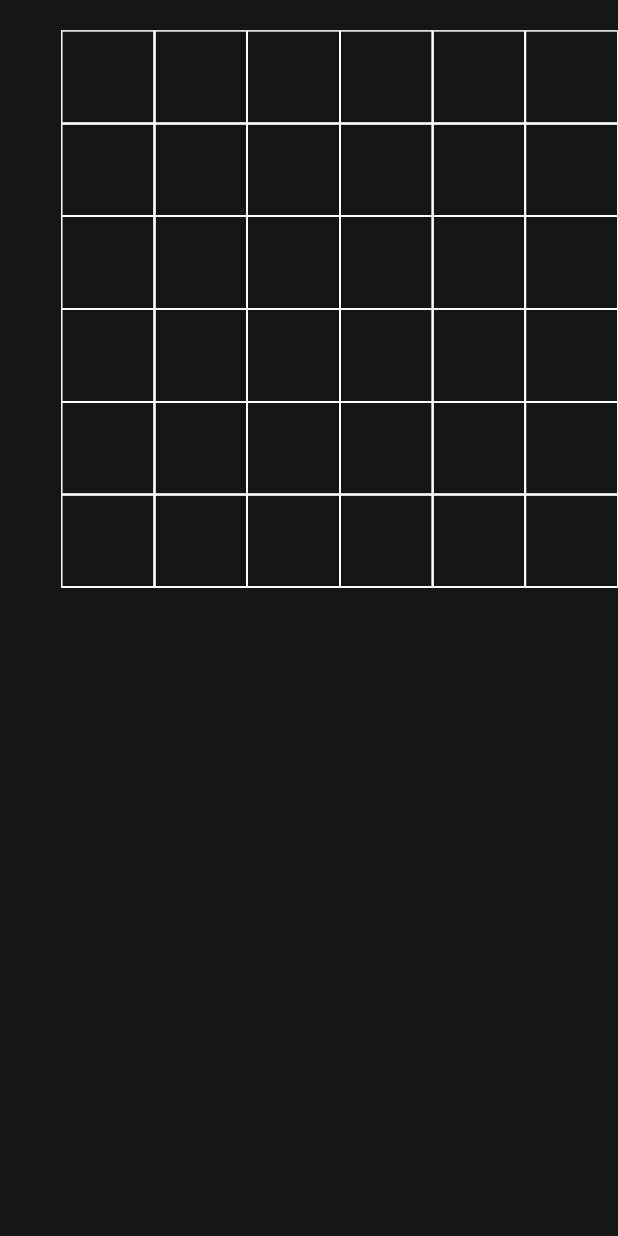
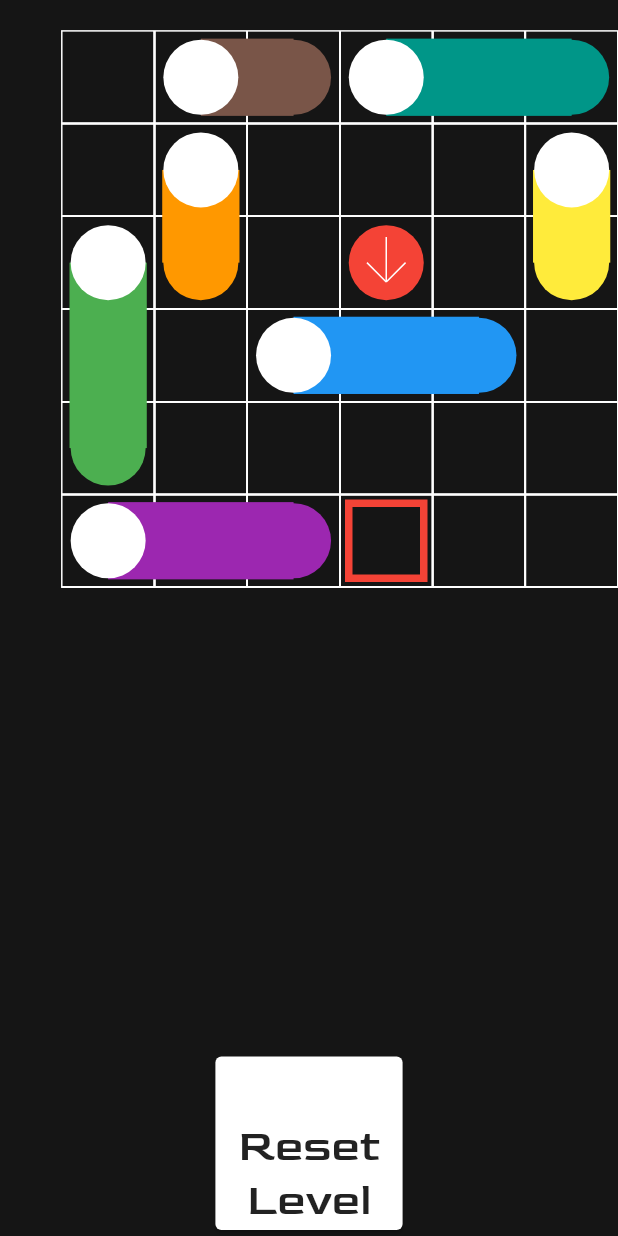
Before and after one commit to codewriter3000/projectballdrop, a Flutter app: the screen it shows after launch, after a tap on "DBall", on a phone screen of 412 x 824 dp. Run offline on Flutter 3.47's test engine with Material 2 defaults, Android fonts, the phone set to English and light mode, and no system bars.

Commit message:
levels now rely on JSON

```diff
--- a/lib/model.dart
+++ b/lib/model.dart
@@ -16,7 +16,7 @@ class Level {
   Future<String> file;
   Grid grid;
   var ball;
-  Goal goal;
+  var goal;
   List<Obstacle> obstacles;
   int id;
   Map<String, dynamic> decodedJson;
@@ -29,14 +29,16 @@ class Level {
     await loadAsset();
     this.file = loadAsset();
     decodedJson = json.decode(await file);
-    print(decodedJson.keys.toList());
     id = decodedJson['id'];
-    print("id: $id");
     grid = Grid.fromJson(decodedJson['grid']);
-    ball = (decodedJson['ball'] as List).map((data) => Ball.fromJson(data)).toList();
-    print("ball: $ball");
-    obstacles = (decodedJson['obstacles'] as List).map((data) => Obstacle.fromJson(data)).toList();
-    print('obstacles: $obstacles');
+    ball = Ball.fromJson(decodedJson['ball']['1']);//(decodedJson['ball'] as List).map((data) => Ball.fromJson(data)).toList();
+    goal = Goal.fromJson(decodedJson['goal']['1']);
+    obstacles = List<Obstacle>();
+    for(int i = 1; i <= decodedJson['obstacles'].length; i++){
+      obstacles.add(Obstacle.fromJson(decodedJson['obstacles']['$i']));
+    }
+    //obstacles = null;//(decodedJson['obstacles'] as List).map((data) => Obstacle.fromJson(data)).toList();
+    //print('obstacles: $obstacles');
   }
 }
 
--- a/lib/view.dart
+++ b/lib/view.dart
@@ -100,6 +100,7 @@ class LevelPainter extends CustomPainter {
 
   @override
   void paint(Canvas canvas, Size size) {
+    //TODO: draw literally everything
     final grid = level.grid;
     canvasHeight = size.width;
     canvasWidth = size.height;
@@ -110,18 +111,20 @@ class LevelPainter extends CustomPainter {
     }
     grid.levelPainter = this;
     grid.draw();
-    for (final obstacle in level.obstacles){
+    for(final obstacle in level.obstacles){
       print('for obstacle: $obstacle');
+      obstacle.grid = grid;
       obstacle.levelPainter = this;
       obstacle.draw();
     }
-    for (final ball in level.ball){
-      print('for ball: $ball');
-      ball.levelPainter = this;
-      ball.draw();
-    }
-
-    //TODO: parse json here
+    final ball = level.ball;
+    ball.grid = grid;
+    ball.levelPainter = this;
+    ball.draw();
+    final goal = level.goal;
+    goal.grid = grid;
+    goal.levelPainter = this;
+    goal.draw();
     //construct everything and draw them
 
     Controller controller = new Controller();
@@ -138,6 +141,10 @@ class LevelPainter extends CustomPainter {
 
   @override
   bool shouldRepaint(covariant CustomPainter oldDelegate) => true;
+
+  static Color hexToColor(String code) {
+    return new Color(int.parse(code));
+  }
 
   double getHeightFromDecimal(double decimal){
     if (decimal.ceil() != 1){
@@ -211,7 +218,7 @@ class Grid {
     );
   }
 
-  void draw(){
+  void setMidpoints(){
     if (levelPainter.canvasWidth < levelPainter.canvasHeight){
       xBottomRight = xUpperLeft + magnitude;
       //convert magnitude into pixels & apply magnitude in pixels to height
@@ -231,6 +238,10 @@ class Grid {
         //tiles[(rows*(i-1))+(j-1)] = false;
       }
     }
+  }
+
+  void draw(){
+    setMidpoints();
     final paint = Paint()
       ..style = PaintingStyle.stroke
       ..strokeWidth = 1
@@ -285,13 +296,12 @@ class Obstacle extends FieldElement{
   int currY; //current y-value
   Obstacle old; //old backup of obstacle
 
-  Obstacle(Color color, int initialX, int initialY, Grid grid, int length, bool horizontal){
-    this.color = color;
+  Obstacle(String color, int initialX, int initialY, int length, bool horizontal){
+    this.color = LevelPainter.hexToColor(color);
     this.initialX = initialX;
     this.initialY = initialY;
     this.currX = initialX;
     this.currY = initialY;
-    this.grid = grid;
     this.length = length;
     this.horizontal = horizontal;
   }
@@ -299,9 +309,8 @@ class Obstacle extends FieldElement{
   static Obstacle fromJson(dynamic data){
     return Obstacle(
       data['color'],
-      data['initialX'],
-      data['initialY'],
-      data['grid'],
+      data['initX'],
+      data['initY'],
       data['length'],
       data['horizontal']
     );
@@ -355,11 +364,10 @@ class Ball extends FieldElement {
   int currY;
   Direction direction;
 
-  Ball(Color color, int initialX, int initialY, Grid grid, String direction){
-    this.color = color;
+  Ball(String color, int initialX, int initialY, String direction){
+    this.color = LevelPainter.hexToColor(color);
     this.initialX = initialX;
     this.initialY = initialY;
-    this.grid = grid;
     switch(direction){
       case "up": this.direction = Direction.UP; break;
       case "down": this.direction = Direction.DOWN; break;
@@ -371,9 +379,8 @@ class Ball extends FieldElement {
   static Ball fromJson(dynamic data){
     return Ball(
       data['color'],
-      data['initialX'],
-      data['initialY'],
-      data['grid'],
+      data['initX'],
+      data['initY'],
       data['direction']
     );
   }
@@ -420,19 +427,17 @@ class Goal extends FieldElement {
   int currX;
   int currY;
 
-  Goal(Color color, int initialX, int initialY, Grid grid){
-    this.color = color;
+  Goal(String color, int initialX, int initialY){
+    this.color = LevelPainter.hexToColor(color);
     this.initialX = initialX;
     this.initialY = initialY;
-    this.grid = grid;
   }
 
   static Goal fromJson(dynamic data){
     return Goal(
       data['color'],
-      data['initialX'],
-      data['initialY'],
-      data['grid']
+      data['initX'],
+      data['initY']
     );
   }
 
```
Also changed, not shown: levels/level1.json (+5 -3 lines).
